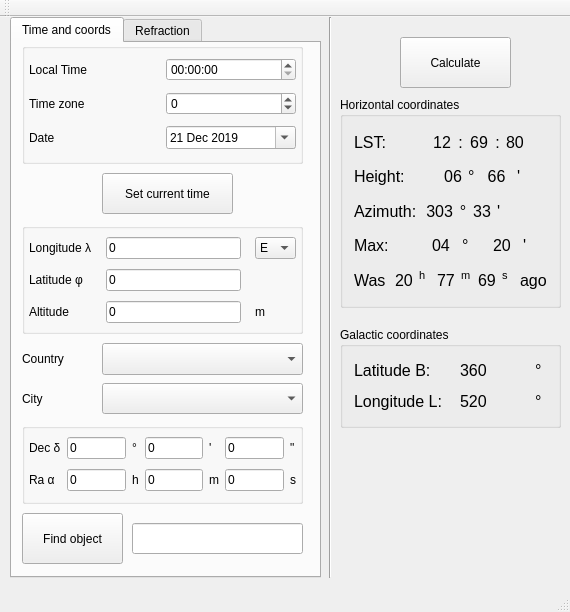
The window that GUI/mainwindow.ui (IamNotProgrammer/Star-height) describes before a commit, drawn with Qt 5.
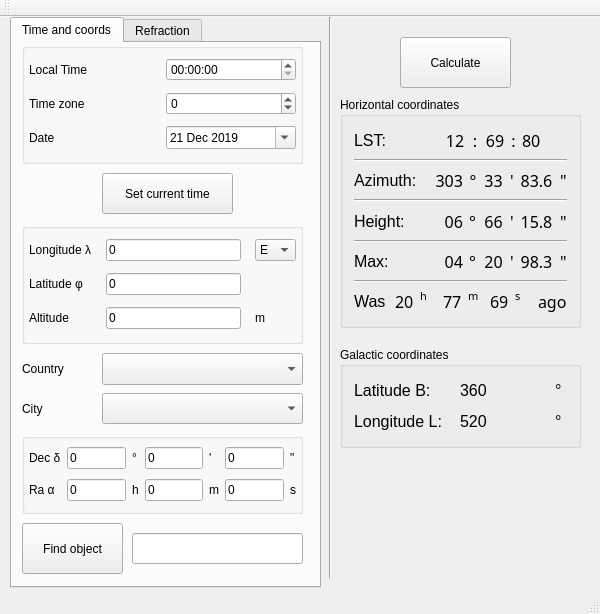
The same window after the commit.

Patch:
```diff
--- a/GUI/mainwindow.ui
+++ b/GUI/mainwindow.ui
@@ -6,8 +6,8 @@
    <rect>
     <x>0</x>
     <y>0</y>
-    <width>570</width>
-    <height>612</height>
+    <width>600</width>
+    <height>614</height>
    </rect>
   </property>
   <property name="maximumSize">
@@ -38,8 +38,8 @@
      <rect>
       <x>340</x>
       <y>80</y>
-      <width>221</width>
-      <height>211</height>
+      <width>241</width>
+      <height>231</height>
      </rect>
     </property>
     <property name="title">
@@ -52,7 +52,7 @@
         <widget class="QLabel" name="label_6">
          <property name="minimumSize">
           <size>
-           <width>72</width>
+           <width>85</width>
            <height>0</height>
           </size>
          </property>
@@ -78,6 +78,7 @@
          </property>
          <property name="font">
           <font>
+           <family>Droid Arabic Kufi</family>
            <pointsize>12</pointsize>
            <weight>50</weight>
            <bold>false</bold>
@@ -93,6 +94,12 @@
        </item>
        <item>
         <widget class="QLabel" name="label_8">
+         <property name="minimumSize">
+          <size>
+           <width>8</width>
+           <height>0</height>
+          </size>
+         </property>
          <property name="maximumSize">
           <size>
            <width>5</width>
@@ -101,6 +108,7 @@
          </property>
          <property name="font">
           <font>
+           <family>Droid Arabic Kufi</family>
            <pointsize>12</pointsize>
            <weight>50</weight>
            <bold>false</bold>
@@ -139,6 +147,7 @@
          </property>
          <property name="font">
           <font>
+           <family>Droid Arabic Kufi</family>
            <pointsize>12</pointsize>
            <weight>50</weight>
            <bold>false</bold>
@@ -160,6 +169,12 @@
        </item>
        <item>
         <widget class="QLabel" name="label_10">
+         <property name="minimumSize">
+          <size>
+           <width>0</width>
+           <height>0</height>
+          </size>
+         </property>
          <property name="maximumSize">
           <size>
            <width>5</width>
@@ -168,6 +183,7 @@
          </property>
          <property name="font">
           <font>
+           <family>Droid Arabic Kufi</family>
            <pointsize>12</pointsize>
            <weight>50</weight>
            <bold>false</bold>
@@ -191,6 +207,7 @@
          </property>
          <property name="font">
           <font>
+           <family>Droid Arabic Kufi</family>
            <pointsize>12</pointsize>
            <weight>50</weight>
            <bold>false</bold>
@@ -204,107 +221,22 @@
       </layout>
      </item>
      <item>
-      <layout class="QHBoxLayout" name="horizontalLayout_2">
-       <item>
-        <widget class="QLabel" name="label_19">
-         <property name="minimumSize">
-          <size>
-           <width>72</width>
-           <height>0</height>
-          </size>
-         </property>
-         <property name="font">
-          <font>
-           <pointsize>12</pointsize>
-           <weight>50</weight>
-           <bold>false</bold>
-          </font>
-         </property>
-         <property name="text">
-          <string>Height:</string>
-         </property>
-        </widget>
-       </item>
-       <item>
-        <widget class="QLabel" name="label_20">
-         <property name="font">
-          <font>
-           <pointsize>12</pointsize>
-           <weight>50</weight>
-           <bold>false</bold>
-          </font>
-         </property>
-         <property name="text">
-          <string>06</string>
-         </property>
-         <property name="alignment">
-          <set>Qt::AlignRight|Qt::AlignTrailing|Qt::AlignVCenter</set>
-         </property>
-        </widget>
-       </item>
-       <item>
-        <widget class="QLabel" name="label_21">
-         <property name="maximumSize">
-          <size>
-           <width>8</width>
-           <height>16777215</height>
-          </size>
-         </property>
-         <property name="font">
-          <font>
-           <pointsize>12</pointsize>
-           <weight>50</weight>
-           <bold>false</bold>
-          </font>
-         </property>
-         <property name="text">
-          <string>°</string>
-         </property>
-        </widget>
-       </item>
-       <item>
-        <widget class="QLabel" name="label_22">
-         <property name="font">
-          <font>
-           <pointsize>12</pointsize>
-           <weight>50</weight>
-           <bold>false</bold>
-          </font>
-         </property>
-         <property name="text">
-          <string>66</string>
-         </property>
-         <property name="alignment">
-          <set>Qt::AlignCenter</set>
-         </property>
-        </widget>
-       </item>
-       <item>
-        <widget class="QLabel" name="label_23">
-         <property name="minimumSize">
-          <size>
-           <width>27</width>
-           <height>0</height>
-          </size>
-         </property>
-         <property name="font">
-          <font>
-           <pointsize>12</pointsize>
-           <weight>50</weight>
-           <bold>false</bold>
-          </font>
-         </property>
-         <property name="text">
-          <string>'</string>
-         </property>
-        </widget>
-       </item>
-      </layout>
+      <widget class="Line" name="line_2">
+       <property name="orientation">
+        <enum>Qt::Horizontal</enum>
+       </property>
+      </widget>
      </item>
      <item>
       <layout class="QHBoxLayout" name="horizontalLayout_3">
        <item>
         <widget class="QLabel" name="label_24">
+         <property name="minimumSize">
+          <size>
+           <width>73</width>
+           <height>0</height>
+          </size>
+         </property>
          <property name="maximumSize">
           <size>
            <width>72</width>
@@ -325,14 +257,21 @@
        </item>
        <item>
         <widget class="QLabel" name="label_25">
+         <property name="minimumSize">
+          <size>
+           <width>31</width>
+           <height>0</height>
+          </size>
+         </property>
          <property name="maximumSize">
           <size>
-           <width>30</width>
+           <width>31</width>
            <height>16777215</height>
           </size>
          </property>
          <property name="font">
           <font>
+           <family>Droid Arabic Kufi</family>
            <pointsize>12</pointsize>
            <weight>50</weight>
            <bold>false</bold>
@@ -348,6 +287,12 @@
        </item>
        <item>
         <widget class="QLabel" name="label_26">
+         <property name="minimumSize">
+          <size>
+           <width>8</width>
+           <height>0</height>
+          </size>
+         </property>
          <property name="maximumSize">
           <size>
            <width>8</width>
@@ -356,6 +301,7 @@
          </property>
          <property name="font">
           <font>
+           <family>Droid Arabic Kufi</family>
            <pointsize>12</pointsize>
            <weight>50</weight>
            <bold>false</bold>
@@ -371,14 +317,21 @@
        </item>
        <item>
         <widget class="QLabel" name="label_27">
+         <property name="minimumSize">
+          <size>
+           <width>21</width>
+           <height>0</height>
+          </size>
+         </property>
          <property name="maximumSize">
           <size>
-           <width>18</width>
+           <width>21</width>
            <height>16777215</height>
           </size>
          </property>
          <property name="font">
           <font>
+           <family>Droid Arabic Kufi</family>
            <pointsize>12</pointsize>
            <weight>50</weight>
            <bold>false</bold>
@@ -394,8 +347,21 @@
        </item>
        <item>
         <widget class="QLabel" name="label_28">
+         <property name="minimumSize">
+          <size>
+           <width>3</width>
+           <height>0</height>
+          </size>
+         </property>
+         <property name="maximumSize">
+          <size>
+           <width>5</width>
+           <height>16777215</height>
+          </size>
+         </property>
          <property name="font">
           <font>
+           <family>Droid Arabic Kufi</family>
            <pointsize>12</pointsize>
            <weight>50</weight>
            <bold>false</bold>
@@ -406,15 +372,268 @@
          </property>
         </widget>
        </item>
+       <item>
+        <widget class="QLabel" name="label_48">
+         <property name="minimumSize">
+          <size>
+           <width>35</width>
+           <height>0</height>
+          </size>
+         </property>
+         <property name="maximumSize">
+          <size>
+           <width>45</width>
+           <height>16777215</height>
+          </size>
+         </property>
+         <property name="font">
+          <font>
+           <family>Droid Arabic Kufi</family>
+           <pointsize>12</pointsize>
+          </font>
+         </property>
+         <property name="text">
+          <string>83.6</string>
+         </property>
+         <property name="alignment">
+          <set>Qt::AlignCenter</set>
+         </property>
+        </widget>
+       </item>
+       <item>
+        <widget class="QLabel" name="label_50">
+         <property name="maximumSize">
+          <size>
+           <width>8</width>
+           <height>16777215</height>
+          </size>
+         </property>
+         <property name="font">
+          <font>
+           <family>Droid Arabic Kufi</family>
+           <pointsize>12</pointsize>
+          </font>
+         </property>
+         <property name="text">
+          <string>&quot;</string>
+         </property>
+        </widget>
+       </item>
       </layout>
      </item>
+     <item>
+      <widget class="Line" name="line_4">
+       <property name="orientation">
+        <enum>Qt::Horizontal</enum>
+       </property>
+      </widget>
+     </item>
+     <item>
+      <layout class="QHBoxLayout" name="horizontalLayout_2">
+       <item>
+        <widget class="QLabel" name="label_19">
+         <property name="minimumSize">
+          <size>
+           <width>73</width>
+           <height>0</height>
+          </size>
+         </property>
+         <property name="font">
+          <font>
+           <pointsize>12</pointsize>
+           <weight>50</weight>
+           <bold>false</bold>
+          </font>
+         </property>
+         <property name="text">
+          <string>Height:</string>
+         </property>
+        </widget>
+       </item>
+       <item>
+        <widget class="QLabel" name="label_20">
+         <property name="minimumSize">
+          <size>
+           <width>31</width>
+           <height>0</height>
+          </size>
+         </property>
+         <property name="maximumSize">
+          <size>
+           <width>31</width>
+           <height>16777215</height>
+          </size>
+         </property>
+         <property name="font">
+          <font>
+           <family>Droid Arabic Kufi</family>
+           <pointsize>12</pointsize>
+           <weight>50</weight>
+           <bold>false</bold>
+          </font>
+         </property>
+         <property name="text">
+          <string>06</string>
+         </property>
+         <property name="alignment">
+          <set>Qt::AlignRight|Qt::AlignTrailing|Qt::AlignVCenter</set>
+         </property>
+        </widget>
+       </item>
+       <item>
+        <widget class="QLabel" name="label_21">
+         <property name="minimumSize">
+          <size>
+           <width>8</width>
+           <height>0</height>
+          </size>
+         </property>
+         <property name="maximumSize">
+          <size>
+           <width>8</width>
+           <height>16777215</height>
+          </size>
+         </property>
+         <property name="font">
+          <font>
+           <family>Droid Arabic Kufi</family>
+           <pointsize>12</pointsize>
+           <weight>50</weight>
+           <bold>false</bold>
+          </font>
+         </property>
+         <property name="text">
+          <string>°</string>
+         </property>
+        </widget>
+       </item>
+       <item>
+        <widget class="QLabel" name="label_22">
+         <property name="minimumSize">
+          <size>
+           <width>21</width>
+           <height>0</height>
+          </size>
+         </property>
+         <property name="maximumSize">
+          <size>
+           <width>21</width>
+           <height>16777215</height>
+          </size>
+         </property>
+         <property name="font">
+          <font>
+           <family>Droid Arabic Kufi</family>
+           <pointsize>12</pointsize>
+           <weight>50</weight>
+           <italic>false</italic>
+           <bold>false</bold>
+          </font>
+         </property>
+         <property name="text">
+          <string>66</string>
+         </property>
+         <property name="alignment">
+          <set>Qt::AlignCenter</set>
+         </property>
+        </widget>
+       </item>
+       <item>
+        <widget class="QLabel" name="label_23">
+         <property name="minimumSize">
+          <size>
+           <width>3</width>
+           <height>0</height>
+          </size>
+         </property>
+         <property name="maximumSize">
+          <size>
+           <width>5</width>
+           <height>16777215</height>
+          </size>
+         </property>
+         <property name="font">
+          <font>
+           <family>Droid Arabic Kufi</family>
+           <pointsize>12</pointsize>
+           <weight>50</weight>
+           <bold>false</bold>
+          </font>
+         </property>
+         <property name="text">
+          <string>'</string>
+         </property>
+        </widget>
+       </item>
+       <item>
+        <widget class="QLabel" name="label_46">
+         <property name="minimumSize">
+          <size>
+           <width>35</width>
+           <height>0</height>
+          </size>
+         </property>
+         <property name="maximumSize">
+          <size>
+           <width>45</width>
+           <height>16777215</height>
+          </size>
+         </property>
+         <property name="font">
+          <font>
+           <family>Droid Arabic Kufi</family>
+           <pointsize>12</pointsize>
+           <weight>50</weight>
+           <italic>false</italic>
+           <bold>false</bold>
+          </font>
+         </property>
+         <property name="text">
+          <string>15.8</string>
+         </property>
+         <property name="alignment">
+          <set>Qt::AlignCenter</set>
+         </property>
+        </widget>
+       </item>
+       <item>
+        <widget class="QLabel" name="label_47">
+         <property name="maximumSize">
+          <size>
+           <width>8</width>
+           <height>16777215</height>
+          </size>
+         </property>
+         <property name="font">
+          <font>
+           <family>Droid Arabic Kufi</family>
+           <pointsize>12</pointsize>
+           <weight>50</weight>
+           <italic>false</italic>
+           <bold>false</bold>
+          </font>
+         </property>
+         <property name="text">
+          <string>&quot;</string>
+         </property>
+        </widget>
+       </item>
+      </layout>
+     </item>
+     <item>
+      <widget class="Line" name="line_3">
+       <property name="orientation">
+        <enum>Qt::Horizontal</enum>
+       </property>
+      </widget>
+     </item>
      <item>
       <layout class="QHBoxLayout" name="horizontalLayout_4">
        <item>
         <widget class="QLabel" name="label_29">
          <property name="minimumSize">
           <size>
-           <width>72</width>
+           <width>73</width>
            <height>0</height>
           </size>
          </property>
@@ -432,8 +651,21 @@
        </item>
        <item>
         <widget class="QLabel" name="max_h_deg">
+         <property name="minimumSize">
+          <size>
+           <width>31</width>
+           <height>0</height>
+          </size>
+         </property>
+         <property name="maximumSize">
+          <size>
+           <width>31</width>
+           <height>16777215</height>
+          </size>
+         </property>
          <property name="font">
           <font>
+           <family>Droid Arabic Kufi</family>
            <pointsize>12</pointsize>
            <weight>50</weight>
            <bold>false</bold>
@@ -442,12 +674,28 @@
          <property name="text">
           <string>04</string>
          </property>
+         <property name="alignment">
+          <set>Qt::AlignRight|Qt::AlignTrailing|Qt::AlignVCenter</set>
+         </property>
         </widget>
        </item>
        <item>
         <widget class="QLabel" name="label_31">
+         <property name="minimumSize">
+          <size>
+           <width>8</width>
+           <height>0</height>
+          </size>
+         </property>
+         <property name="maximumSize">
+          <size>
+           <width>8</width>
+           <height>16777215</height>
+          </size>
+         </property>
          <property name="font">
           <font>
+           <family>Droid Arabic Kufi</family>
            <pointsize>12</pointsize>
            <weight>50</weight>
            <bold>false</bold>
@@ -460,8 +708,21 @@
        </item>
        <item>
         <widget class="QLabel" name="max_h_m">
+         <property name="minimumSize">
+          <size>
+           <width>21</width>
+           <height>0</height>
+          </size>
+         </property>
+         <property name="maximumSize">
+          <size>
+           <width>21</width>
+           <height>16777215</height>
+          </size>
+         </property>
          <property name="font">
           <font>
+           <family>Droid Arabic Kufi</family>
            <pointsize>12</pointsize>
            <weight>50</weight>
            <bold>false</bold>
@@ -470,12 +731,28 @@
          <property name="text">
           <string>20</string>
          </property>
+         <property name="alignment">
+          <set>Qt::AlignCenter</set>
+         </property>
         </widget>
        </item>
        <item>
         <widget class="QLabel" name="label_33">
+         <property name="minimumSize">
+          <size>
+           <width>3</width>
+           <height>0</height>
+          </size>
+         </property>
+         <property name="maximumSize">
+          <size>
+           <width>5</width>
+           <height>16777215</height>
+          </size>
+         </property>
          <property name="font">
           <font>
+           <family>Droid Arabic Kufi</family>
            <pointsize>12</pointsize>
            <weight>50</weight>
            <bold>false</bold>
@@ -486,8 +763,62 @@
          </property>
         </widget>
        </item>
+       <item>
+        <widget class="QLabel" name="max_h_s">
+         <property name="minimumSize">
+          <size>
+           <width>35</width>
+           <height>0</height>
+          </size>
+         </property>
+         <property name="maximumSize">
+          <size>
+           <width>45</width>
+           <height>16777215</height>
+          </size>
+         </property>
+         <property name="font">
+          <font>
+           <family>Droid Arabic Kufi</family>
+           <pointsize>12</pointsize>
+          </font>
+         </property>
+         <property name="text">
+          <string>98.3</string>
+         </property>
+         <property name="alignment">
+          <set>Qt::AlignCenter</set>
+         </property>
+        </widget>
+       </item>
+       <item>
+        <widget class="QLabel" name="label_51">
+         <property name="maximumSize">
+          <size>
+           <width>8</width>
+           <height>16777215</height>
+          </size>
+         </property>
+         <property name="font">
+          <font>
+           <family>Droid Arabic Kufi</family>
+           <pointsize>12</pointsize>
+          </font>
+         </property>
+         <property name="text">
+          <string>&quot;</string>
+         </property>
+        </widget>
+       </item>
       </layout>
      </item>
+     <item>
+      <widget class="Line" name="line_5">
+       <property name="orientation">
+        <enum>Qt::Horizontal</enum>
+       </property>
+      </widget>
+     </item>
      <item>
       <layout class="QHBoxLayout" name="horizontalLayout_5">
        <item>
@@ -514,6 +845,7 @@
         <widget class="QLabel" name="t_h">
          <property name="font">
           <font>
+           <family>Droid Arabic Kufi</family>
            <pointsize>12</pointsize>
            <weight>50</weight>
            <bold>false</bold>
@@ -528,6 +860,7 @@
         <widget class="QLabel" name="label_34">
          <property name="font">
           <font>
+           <family>Droid Arabic Kufi</family>
            <pointsize>12</pointsize>
            <weight>50</weight>
            <bold>false</bold>
@@ -542,6 +875,7 @@
         <widget class="QLabel" name="t_m">
          <property name="font">
           <font>
+           <family>Droid Arabic Kufi</family>
            <pointsize>12</pointsize>
            <weight>50</weight>
            <bold>false</bold>
@@ -556,6 +890,7 @@
         <widget class="QLabel" name="label_36">
          <property name="font">
           <font>
+           <family>Droid Arabic Kufi</family>
            <pointsize>12</pointsize>
            <weight>50</weight>
            <bold>false</bold>
@@ -570,6 +905,7 @@
         <widget class="QLabel" name="t_s">
          <property name="font">
           <font>
+           <family>Droid Arabic Kufi</family>
            <pointsize>12</pointsize>
           </font>
          </property>
@@ -582,7 +918,10 @@
         <widget class="QLabel" name="label_45">
          <property name="font">
           <font>
+           <family>Droid Arabic Kufi</family>
            <pointsize>12</pointsize>
+           <weight>50</weight>
+           <bold>false</bold>
           </font>
          </property>
          <property name="text">
@@ -594,6 +933,7 @@
         <widget class="QLabel" name="ago">
          <property name="font">
           <font>
+           <family>Droid Arabic Kufi</family>
            <pointsize>12</pointsize>
            <weight>50</weight>
            <bold>false</bold>
@@ -612,8 +952,8 @@
     <property name="geometry">
      <rect>
       <x>340</x>
-      <y>310</y>
-      <width>221</width>
+      <y>330</y>
+      <width>241</width>
       <height>101</height>
      </rect>
     </property>
@@ -758,7 +1098,7 @@
       <x>10</x>
       <y>0</y>
       <width>311</width>
-      <height>561</height>
+      <height>571</height>
      </rect>
     </property>
     <property name="currentIndex">
@@ -902,7 +1242,7 @@
         <x>10</x>
         <y>180</y>
         <width>281</width>
-        <height>111</height>
+        <height>121</height>
        </rect>
       </property>
       <layout class="QGridLayout" name="gridLayout" columnstretch="0,0,0">
@@ -993,7 +1333,7 @@
       <property name="geometry">
        <rect>
         <x>90</x>
-        <y>300</y>
+        <y>310</y>
         <width>201</width>
         <height>32</height>
        </rect>
@@ -1013,7 +1353,7 @@
       <property name="geometry">
        <rect>
         <x>10</x>
-        <y>300</y>
+        <y>310</y>
         <width>58</width>
         <height>31</height>
        </rect>
@@ -1026,7 +1366,7 @@
       <property name="geometry">
        <rect>
         <x>10</x>
-        <y>340</y>
+        <y>350</y>
         <width>58</width>
         <height>31</height>
        </rect>
@@ -1039,7 +1379,7 @@
       <property name="geometry">
        <rect>
         <x>90</x>
-        <y>340</y>
+        <y>350</y>
         <width>201</width>
         <height>31</height>
        </rect>
@@ -1049,7 +1389,7 @@
       <property name="geometry">
        <rect>
         <x>10</x>
-        <y>380</y>
+        <y>390</y>
         <width>281</width>
         <height>81</height>
        </rect>
@@ -1180,7 +1520,7 @@
       <property name="geometry">
        <rect>
         <x>120</x>
-        <y>480</y>
+        <y>490</y>
         <width>171</width>
         <height>31</height>
        </rect>
@@ -1190,7 +1530,7 @@
       <property name="geometry">
        <rect>
         <x>10</x>
-        <y>470</y>
+        <y>480</y>
         <width>101</width>
         <height>51</height>
        </rect>
```
Left out of the diff: 63 changed lines with no effect on the pictures.
